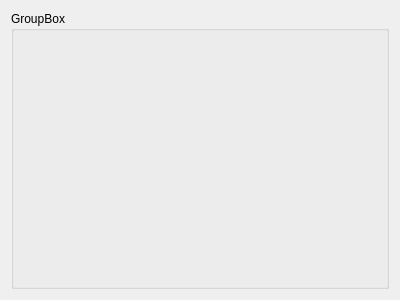
Above: mytab.ui from krzysiek6d/sherlog before the change. Below: the same form after it.
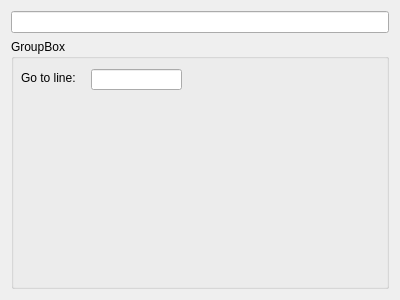
That is the form after the change.

Patch:
```diff
--- a/mytab.ui
+++ b/mytab.ui
@@ -13,14 +13,66 @@
   <property name="windowTitle">
    <string>Form</string>
   </property>
-  <layout class="QHBoxLayout" name="horizontalLayout">
+  <layout class="QVBoxLayout" name="verticalLayout">
    <item>
-    <widget class="QGroupBox" name="groupBox">
-     <property name="title">
-      <string>GroupBox</string>
+    <widget class="QLineEdit" name="lineEdit">
+     <property name="readOnly">
+      <bool>true</bool>
      </property>
     </widget>
    </item>
+   <item>
+    <layout class="QHBoxLayout" name="horizontalLayout">
+     <item>
+      <widget class="QGroupBox" name="groupBox">
+       <property name="minimumSize">
+        <size>
+         <width>300</width>
+         <height>0</height>
+        </size>
+       </property>
+       <property name="sizeIncrement">
+        <size>
+         <width>0</width>
+         <height>0</height>
+        </size>
+       </property>
+       <property name="baseSize">
+        <size>
+         <width>0</width>
+         <height>0</height>
+        </size>
+       </property>
+       <property name="title">
+        <string>GroupBox</string>
+       </property>
+       <widget class="QLineEdit" name="lineEdit_2">
+        <property name="geometry">
+         <rect>
+          <x>80</x>
+          <y>30</y>
+          <width>91</width>
+          <height>21</height>
+         </rect>
+        </property>
+       </widget>
+       <widget class="QLabel" name="label">
+        <property name="geometry">
+         <rect>
+          <x>10</x>
+          <y>30</y>
+          <width>64</width>
+          <height>17</height>
+         </rect>
+        </property>
+        <property name="text">
+         <string>Go to line:</string>
+        </property>
+       </widget>
+      </widget>
+     </item>
+    </layout>
+   </item>
   </layout>
  </widget>
  <resources/>
```
